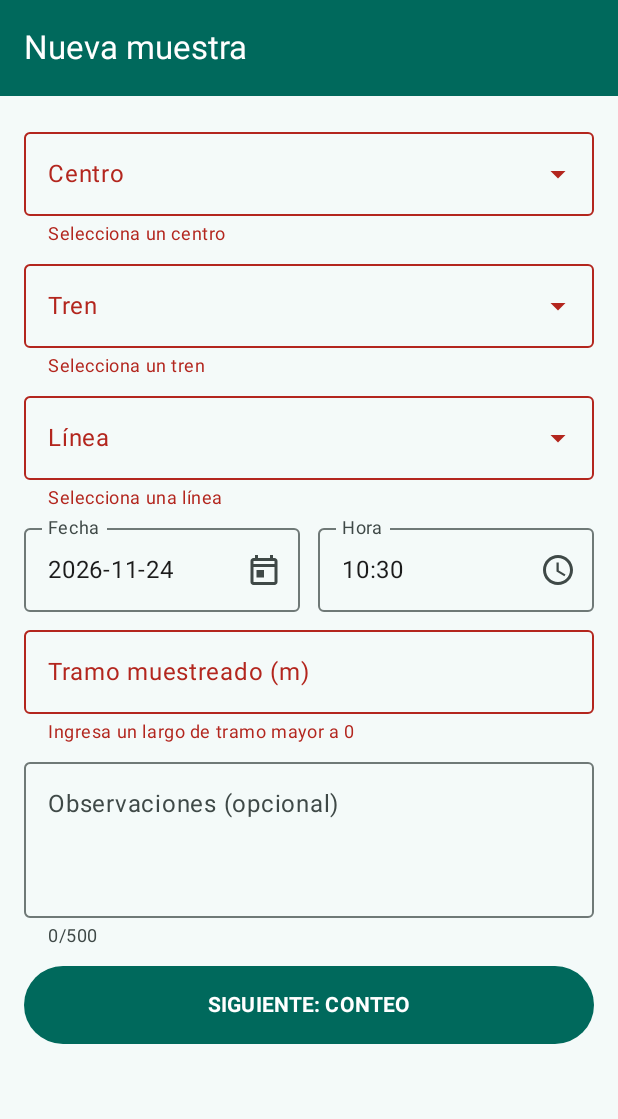
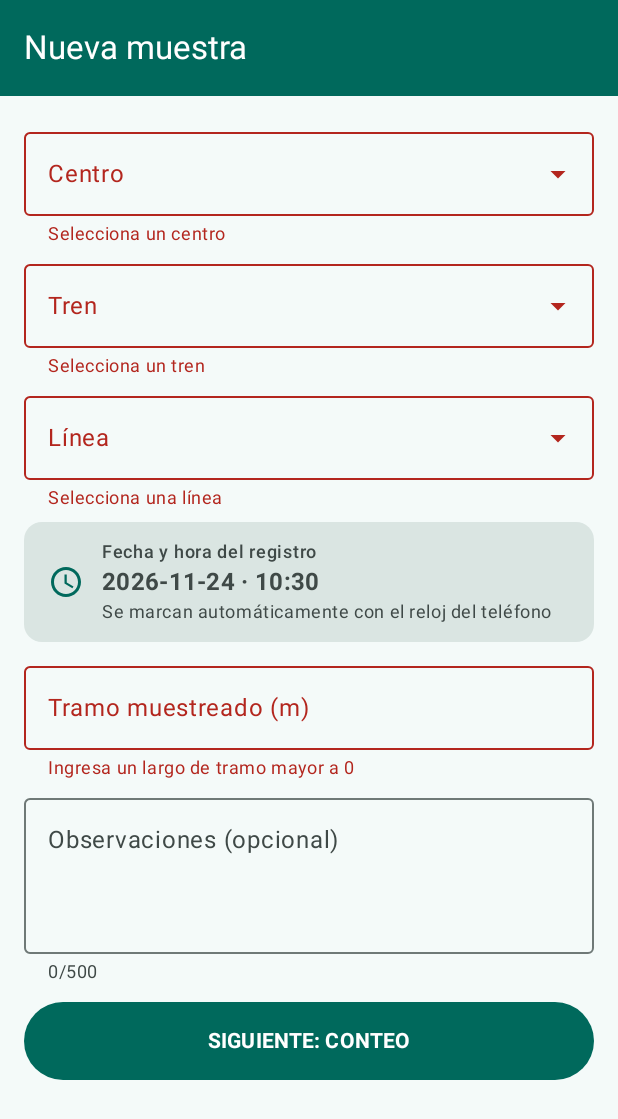
Before and after one commit to Catal2s/AquaSample-DSY1105, an Android app built with Jetpack Compose: the NuevaMuestraScreen screen opened through its navigation route, after a tap on "SIGUIENTE: CONTEO", on a phone screen of 412 x 824 dp. Shown: the top 1119 px of the screen. Run offline under Robolectric (Android 15) with nearby library versions, the phone set to English and light mode, and no system bars.

Commit message:
feat(formulario): marca la fecha y hora automáticamente con el reloj del teléfono
La fecha y la hora ya no se escriben: se marcan al abrir Nueva muestra y otra vez al enviar, para registrar el momento exacto. Se quitan el calendario, el reloj y sus validaciones.

```diff
--- a/app/src/main/java/com/example/aquasample/ui/screens/NuevaMuestraScreen.kt
+++ b/app/src/main/java/com/example/aquasample/ui/screens/NuevaMuestraScreen.kt
@@ -8,25 +8,27 @@ import androidx.compose.foundation.layout.fillMaxWidth
 import androidx.compose.foundation.layout.height
 import androidx.compose.foundation.layout.padding
 import androidx.compose.foundation.rememberScrollState
+import androidx.compose.foundation.shape.RoundedCornerShape
 import androidx.compose.foundation.verticalScroll
 import androidx.compose.material3.Button
+import androidx.compose.material3.Icon
+import androidx.compose.material3.MaterialTheme
+import androidx.compose.material3.Surface
 import androidx.compose.material3.Text
 import androidx.compose.runtime.Composable
+import androidx.compose.runtime.LaunchedEffect
 import androidx.compose.runtime.collectAsState
 import androidx.compose.runtime.getValue
-import androidx.compose.runtime.mutableStateOf
-import androidx.compose.runtime.saveable.rememberSaveable
-import androidx.compose.runtime.setValue
+import androidx.compose.ui.Alignment
 import androidx.compose.ui.Modifier
+import androidx.compose.ui.res.painterResource
+import androidx.compose.ui.semantics.semantics
 import androidx.compose.ui.text.font.FontWeight
 import androidx.compose.ui.text.input.KeyboardType
 import androidx.compose.ui.unit.dp
 import androidx.navigation.NavController
 import com.example.aquasample.R
-import com.example.aquasample.ui.components.CampoSeleccion
 import com.example.aquasample.ui.components.CampoTexto
-import com.example.aquasample.ui.components.DialogoFecha
-import com.example.aquasample.ui.components.DialogoHora
 import com.example.aquasample.ui.components.Selector
 import com.example.aquasample.ui.navigation.Rutas
 import com.example.aquasample.viewmodel.CampoMuestra
@@ -36,9 +38,9 @@ import com.example.aquasample.viewmodel.MuestraViewModel
 @Composable
 fun NuevaMuestraScreen(muestraViewModel: MuestraViewModel, navController: NavController) {
     val estado by muestraViewModel.uiState.collectAsState()
-    // Solo indican si el diálogo está abierto (estado de la vista, no del formulario).
-    var mostrarCalendario by rememberSaveable { mutableStateOf(false) }
-    var mostrarReloj by rememberSaveable { mutableStateOf(false) }
+
+    // Al abrir la pantalla se marca la fecha y hora actuales del teléfono.
+    LaunchedEffect(Unit) { muestraViewModel.marcarFechaHoraActual() }
 
     Column(
         modifier = Modifier
@@ -75,43 +77,8 @@ fun NuevaMuestraScreen(muestraViewModel: MuestraViewModel, navController: NavCon
             textoSinOpciones = "Primero selecciona un tren"
         )
 
-        // Fecha y hora parten con las del teléfono; al tocarlas se abre el calendario o el reloj.
-        Row(horizontalArrangement = Arrangement.spacedBy(12.dp)) {
-            CampoSeleccion(
-                valor = estado.fecha,
-                etiqueta = "Fecha",
-                icono = R.drawable.ic_calendario,
-                onClick = { mostrarCalendario = true },
-                error = estado.errores[CampoMuestra.FECHA],
-                modifier = Modifier.weight(1f)
-            )
-            CampoSeleccion(
-                valor = estado.hora,
-                etiqueta = "Hora",
-                icono = R.drawable.ic_reloj,
-                onClick = { mostrarReloj = true },
-                error = estado.errores[CampoMuestra.HORA],
-                modifier = Modifier.weight(1f)
-            )
-        }
-
-        if (mostrarCalendario) {
-            DialogoFecha(
-                fechaInicialMillis = muestraViewModel.fechaEnMillis(),
-                hoyMillis = muestraViewModel.hoyEnMillis(),
-                onConfirmar = muestraViewModel::onFechaElegida,
-                onCerrar = { mostrarCalendario = false }
-            )
-        }
-        if (mostrarReloj) {
-            val (hora, minuto) = muestraViewModel.horaYMinuto()
-            DialogoHora(
-                horaInicial = hora,
-                minutoInicial = minuto,
-                onConfirmar = muestraViewModel::onHoraElegida,
-                onCerrar = { mostrarReloj = false }
-            )
-        }
+        // Fecha y hora: se marcan solas con el reloj del teléfono (no se escriben).
+        FechaHoraAutomatica(fecha = estado.fecha, hora = estado.hora)
 
         CampoTexto(
             valor = estado.tramo,
@@ -145,3 +112,40 @@ fun NuevaMuestraScreen(muestraViewModel: MuestraViewModel, navController: NavCon
         }
     }
 }
+
+/**
+ * Muestra la fecha y la hora del registro como información fija (no editable).
+ * Se marcan automáticamente al abrir el formulario y se actualizan al enviar la muestra.
+ */
+@Composable
+private fun FechaHoraAutomatica(fecha: String, hora: String) {
+    Surface(
+        color = MaterialTheme.colorScheme.surfaceVariant,
+        shape = RoundedCornerShape(12.dp),
+        modifier = Modifier
+            .fillMaxWidth()
+            .padding(vertical = 4.dp)
+            .semantics(mergeDescendants = true) {}
+    ) {
+        Row(
+            modifier = Modifier.padding(horizontal = 16.dp, vertical = 12.dp),
+            verticalAlignment = Alignment.CenterVertically,
+            horizontalArrangement = Arrangement.spacedBy(12.dp)
+        ) {
+            Icon(
+                painter = painterResource(R.drawable.ic_reloj),
+                contentDescription = null,
+                tint = MaterialTheme.colorScheme.primary
+            )
+            Column {
+                Text("Fecha y hora del registro", style = MaterialTheme.typography.labelMedium)
+                Text("$fecha · $hora", style = MaterialTheme.typography.titleMedium, fontWeight = FontWeight.Bold)
+                Text(
+                    "Se marcan automáticamente con el reloj del teléfono",
+                    style = MaterialTheme.typography.bodySmall,
+                    color = MaterialTheme.colorScheme.onSurfaceVariant
+                )
+            }
+        }
+    }
+}
--- a/app/src/main/java/com/example/aquasample/viewmodel/MuestraViewModel.kt
+++ b/app/src/main/java/com/example/aquasample/viewmodel/MuestraViewModel.kt
@@ -18,10 +18,9 @@ import kotlinx.coroutines.flow.update
 import java.text.SimpleDateFormat
 import java.util.Date
 import java.util.Locale
-import java.util.TimeZone
 
 /** Campos que se validan, para mostrar el error debajo del campo correcto. */
-enum class CampoMuestra { CENTRO, TREN, LINEA, FECHA, HORA, TRAMO, OBSERVACIONES, INDIVIDUOS, CALIBRE, FOTO }
+enum class CampoMuestra { CENTRO, TREN, LINEA, TRAMO, OBSERVACIONES, INDIVIDUOS, CALIBRE, FOTO }
 
 /** Largo máximo de las observaciones. Debe coincidir con @Size(max = 500) de MuestraRequest en el backend. */
 const val MAX_OBSERVACIONES = 500
@@ -121,36 +120,13 @@ class MuestraViewModel(
         _uiState.update { it.copy(linea = linea, errores = it.errores - CampoMuestra.LINEA) }
     }
 
-    fun onFechaChange(valor: String) {
-        _uiState.update { it.copy(fecha = valor, errores = it.errores - CampoMuestra.FECHA) }
-    }
-
-    fun onHoraChange(valor: String) {
-        _uiState.update { it.copy(hora = valor, errores = it.errores - CampoMuestra.HORA) }
-    }
-
-    /** Recibe el día elegido en el calendario (DatePicker), que viene en milisegundos UTC. */
-    fun onFechaElegida(millisUtc: Long) {
-        onFechaChange(formatoFecha(utc = true).format(Date(millisUtc)))
-    }
-
-    /** Recibe la hora elegida en el reloj (TimePicker). */
-    fun onHoraElegida(hora: Int, minuto: Int) {
-        onHoraChange(String.format(Locale.US, "%02d:%02d", hora, minuto))
-    }
-
-    /** Fecha del formulario en milisegundos UTC, para que el calendario parta en ese día. */
-    fun fechaEnMillis(): Long? = fechaAMillisUtc(_uiState.value.fecha)
-
-    /** Hoy en milisegundos UTC: el calendario no deja elegir días posteriores. */
-    fun hoyEnMillis(): Long = fechaAMillisUtc(hoy()) ?: Long.MAX_VALUE
-
-    /** Hora y minuto del formulario, para que el reloj parta en esa hora. */
-    fun horaYMinuto(): Pair<Int, Int> {
-        val hora = _uiState.value.hora.trim()
-        if (!horaValida(hora)) return 0 to 0
-        val partes = hora.split(":")
-        return partes[0].toInt() to partes[1].toInt()
+    /**
+     * La fecha y la hora no se escriben: se marcan solas con el reloj del teléfono.
+     * Se llama al abrir Nueva muestra y otra vez al enviar, así la muestra queda
+     * con el momento exacto en que se registró y el operador no puede equivocarse.
+     */
+    fun marcarFechaHoraActual() {
+        _uiState.update { it.copy(fecha = hoy(), hora = horaActual()) }
     }
 
     fun onTramoChange(valor: String) {
@@ -177,15 +153,7 @@ class MuestraViewModel(
         if (estado.centro == null) errores[CampoMuestra.CENTRO] = "Selecciona un centro"
         if (estado.tren == null) errores[CampoMuestra.TREN] = "Selecciona un tren"
         if (estado.linea == null) errores[CampoMuestra.LINEA] = "Selecciona una línea"
-        // La muestra se registra en terreno, así que no puede tener fecha ni hora futuras.
-        // Como el formato es AAAA-MM-DD y HH:MM, se pueden comparar como texto.
-        val hoy = hoy()
-        val fecha = estado.fecha.trim()
-        val hora = estado.hora.trim()
-        if (!fechaValida(fecha)) errores[CampoMuestra.FECHA] = "Usa el formato AAAA-MM-DD"
-        else if (fecha > hoy) errores[CampoMuestra.FECHA] = "La fecha no puede ser posterior a hoy"
-        if (!horaValida(hora)) errores[CampoMuestra.HORA] = "Usa el formato HH:MM"
-        else if (fecha == hoy && hora > horaActual()) errores[CampoMuestra.HORA] = "La hora no puede ser posterior a la actual"
+        // La fecha y la hora no se validan: las pone el reloj del teléfono (marcarFechaHoraActual).
 
         val tramo = estado.tramoMetros
         if (tramo == null || tramo <= 0) errores[CampoMuestra.TRAMO] = "Ingresa un largo de tramo mayor a 0"
@@ -287,6 +255,8 @@ class MuestraViewModel(
         val conteoOk = validarConteo()
         if (!datosOk || !conteoOk) return false
 
+        // Se registra el momento exacto del envío.
+        marcarFechaHoraActual()
         val estado = _uiState.value
         val muestra = Muestra(
             id = repositorio.siguienteId(),
@@ -345,34 +315,16 @@ class MuestraViewModel(
     /** La fecha y la hora parten con el momento actual del teléfono. */
     private fun estadoInicial(): MuestraUiState = MuestraUiState(fecha = hoy(), hora = horaActual())
 
-    private fun hoy(): String = formatoFecha().format(reloj())
+    /** Fecha del teléfono en formato AAAA-MM-DD (el mismo que usa el backend). */
+    private fun hoy(): String = SimpleDateFormat("yyyy-MM-dd", Locale.US).format(reloj())
 
+    /** Hora del teléfono en formato HH:mm (24 horas). */
     private fun horaActual(): String = SimpleDateFormat("HH:mm", Locale.US).format(reloj())
-
-    /** El DatePicker trabaja en UTC; el resto de la app en la zona horaria del teléfono. */
-    private fun formatoFecha(utc: Boolean = false) = SimpleDateFormat("yyyy-MM-dd", Locale.US).apply {
-        isLenient = false
-        if (utc) timeZone = TimeZone.getTimeZone("UTC")
-    }
-
-    private fun fechaAMillisUtc(fecha: String): Long? =
-        if (fechaValida(fecha)) runCatching { formatoFecha(utc = true).parse(fecha.trim())?.time }.getOrNull()
-        else null
-
-    private fun fechaValida(fecha: String): Boolean =
-        Regex("""\d{4}-\d{2}-\d{2}""").matches(fecha.trim()) &&
-            runCatching { formatoFecha().parse(fecha.trim()) }.getOrNull() != null
-
-    private fun horaValida(hora: String): Boolean {
-        val partes = hora.trim().split(":")
-        if (partes.size != 2 || partes.any { it.length != 2 || !it.all(Char::isDigit) }) return false
-        return partes[0].toInt() in 0..23 && partes[1].toInt() in 0..59
-    }
 
     private companion object {
         val DATOS_MUESTRA = setOf(
             CampoMuestra.CENTRO, CampoMuestra.TREN, CampoMuestra.LINEA,
-            CampoMuestra.FECHA, CampoMuestra.HORA, CampoMuestra.TRAMO, CampoMuestra.OBSERVACIONES
+            CampoMuestra.TRAMO, CampoMuestra.OBSERVACIONES
         )
         val DATOS_CONTEO = setOf(CampoMuestra.INDIVIDUOS, CampoMuestra.CALIBRE, CampoMuestra.FOTO)
     }
```
Also changed, not shown: app/src/main/java/com/example/aquasample/ui/components/DialogosFechaHora.kt (deleted, +0 -83 lines).
